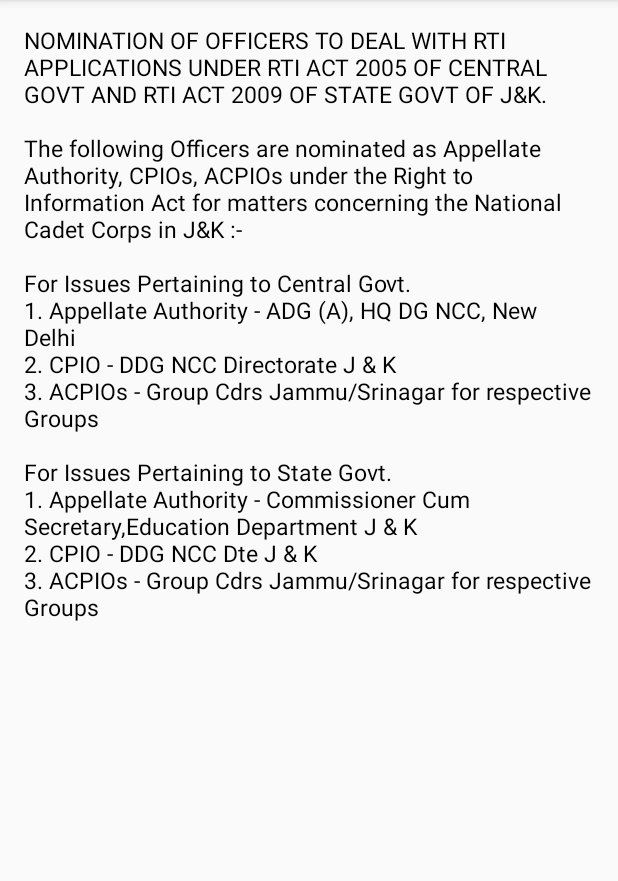
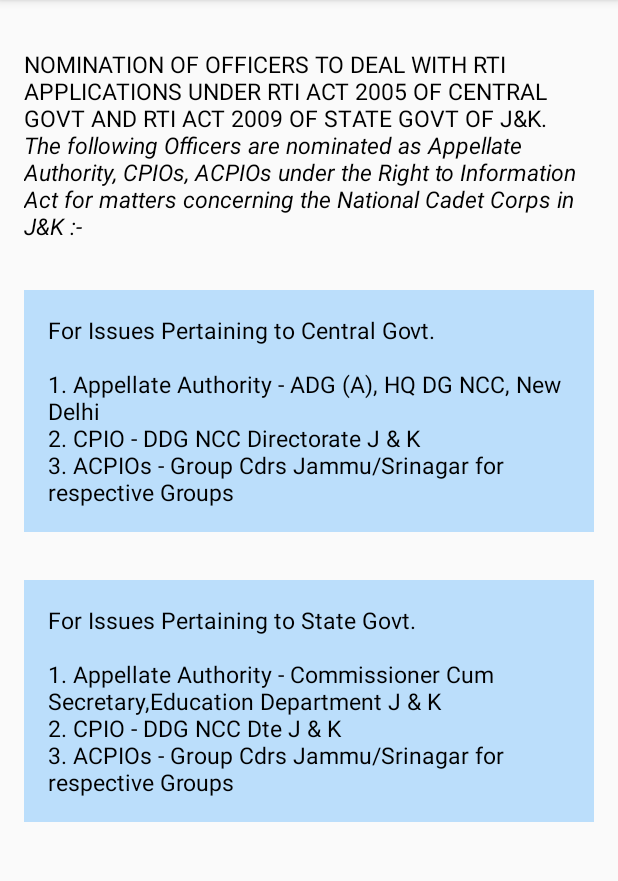
Before and after one commit to Gamingdronzz/JKNCCDirectorate, an Android app: the fragment RtiFragment shown on its own in the app's theme, on a phone screen of 412 x 824 dp, the part 84-965 px from its top. Run offline under Robolectric (Android 15) with nearby library versions, the phone set to English and light mode, and no system bars; 2 statements that could not run were skipped.

Commit message:
design changes

```diff
--- a/app/src/main/res/layout/activity_splash_screen.xml
+++ b/app/src/main/res/layout/activity_splash_screen.xml
@@ -40,6 +40,7 @@
         android:layout_alignParentBottom="true"
         android:drawableBottom="@mipmap/gdlogo"
         android:text="Designed and Developed by"
+        android:fontFamily="cursive"
         android:textAlignment="center"
         android:textColor="@color/colorRed" />
 
--- a/app/src/main/res/layout/fragment_rti.xml
+++ b/app/src/main/res/layout/fragment_rti.xml
@@ -4,12 +4,39 @@
     android:layout_height="match_parent"
     tools:context="com.jknccdirectorate.Fragment.RtiFragment">
 
-    <TextView
+
+    <LinearLayout
         android:layout_width="match_parent"
         android:layout_height="wrap_content"
-        android:padding="@dimen/activity_vertical_margin"
-        android:text="@string/rti_content"
-        android:textColor="@color/colorBlack"
-        android:textSize="@dimen/text_15" />
+        android:orientation="vertical">
 
+        <TextView
+            android:layout_width="match_parent"
+            android:layout_height="wrap_content"
+            android:layout_margin="@dimen/activity_vertical_margin"
+            android:paddingTop="@dimen/activity_vertical_margin"
+            android:text="@string/rti_content1"
+            android:textColor="@color/colorBlack"
+            android:textSize="@dimen/text_15" />
+
+        <TextView
+            android:layout_width="match_parent"
+            android:layout_height="wrap_content"
+            android:layout_margin="@dimen/activity_vertical_margin"
+            android:padding="@dimen/activity_vertical_margin"
+            android:background="@color/colorPrimaryLight"
+            android:text="@string/rti_content2"
+            android:textColor="@color/colorBlack"
+            android:textSize="@dimen/text_15" />
+
+        <TextView
+            android:layout_width="match_parent"
+            android:layout_height="wrap_content"
+            android:layout_margin="@dimen/activity_vertical_margin"
+            android:padding="@dimen/activity_vertical_margin"
+            android:background="@color/colorPrimaryLight"
+            android:text="@string/rti_content3"
+            android:textColor="@color/colorBlack"
+            android:textSize="@dimen/text_15" />
+    </LinearLayout>
 </ScrollView>
--- a/app/src/main/res/values/colors.xml
+++ b/app/src/main/res/values/colors.xml
@@ -16,4 +16,5 @@
     <color name="colorSecondaryText">#757575</color>
     <color name="colorWhite">#ffffff</color>
     <color name="colorBlack">#000000</color>
+    <color name="colorLightBlack">#323232</color>
 </resources>
--- a/app/src/main/res/values/strings.xml
+++ b/app/src/main/res/values/strings.xml
@@ -96,16 +96,18 @@ The NCC website besides facilitating online enrolment will provide all informati
 I take this opportunity to appreciate efforts of Brig R Jamwal, Gp Cdr NCC Jammu in conceptualising and finalising the proposal into reality.
 </string>
 
-    <string name="rti_content">NOMINATION OF OFFICERS TO DEAL WITH RTI APPLICATIONS UNDER RTI ACT 2005 OF CENTRAL GOVT AND RTI ACT 2009 OF STATE GOVT OF J&amp;K.
-\n\nThe following Officers are nominated as Appellate Authority, CPIOs, ACPIOs under the Right to Information Act for matters concerning the National Cadet Corps in J&amp;K :-
-\n\nFor Issues Pertaining to Central Govt.
+    <string name="rti_content1">NOMINATION OF OFFICERS TO DEAL WITH RTI APPLICATIONS UNDER RTI ACT 2005 OF CENTRAL GOVT AND RTI ACT 2009 OF STATE GOVT OF J&amp;K.
+\n\<i>The following Officers are nominated as Appellate Authority, CPIOs, ACPIOs under the Right to Information Act for matters concerning the National Cadet Corps in J&amp;K :-</i></string>
+    <string name="rti_content2">For Issues Pertaining to Central Govt.\n
 \n1. Appellate Authority - ADG (A), HQ DG NCC, New Delhi
 \n2. CPIO - DDG NCC Directorate J &amp; K
 \n3. ACPIOs - Group Cdrs Jammu/Srinagar for respective Groups
-\n\nFor Issues Pertaining to State Govt.
+</string>
+    <string name="rti_content3">For Issues Pertaining to State Govt.\n
 \n1. Appellate Authority - Commissioner Cum Secretary,Education Department J &amp; K
 \n2. CPIO - DDG NCC Dte J &amp; K
 \n3. ACPIOs - Group Cdrs Jammu/Srinagar for respective Groups</string>
+
 
     <string name="disclaimer_content">This is the official android application of NCC Directorate, Jammu and Kashmir.
 \nInformation for this app is provided by NCC, Directorate, Jammu and Kashmir.
```
Also changed, not shown: app/src/main/res/layout/group_header.xml (+4 -4 lines), app/src/main/res/layout/nav_header_main.xml (+4 -16 lines).
